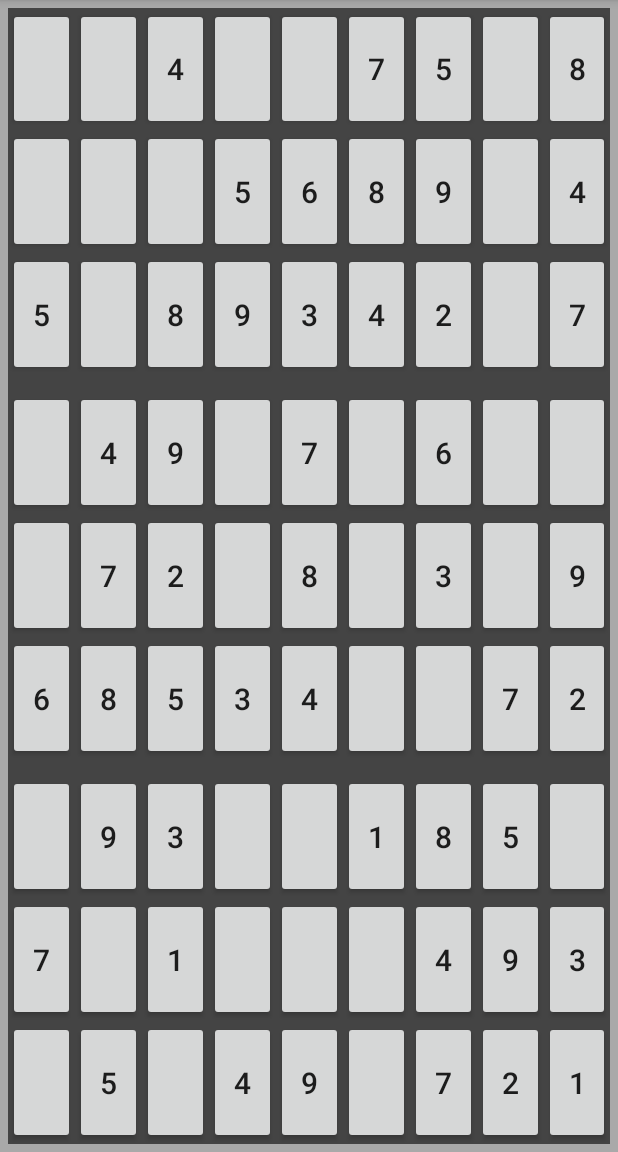
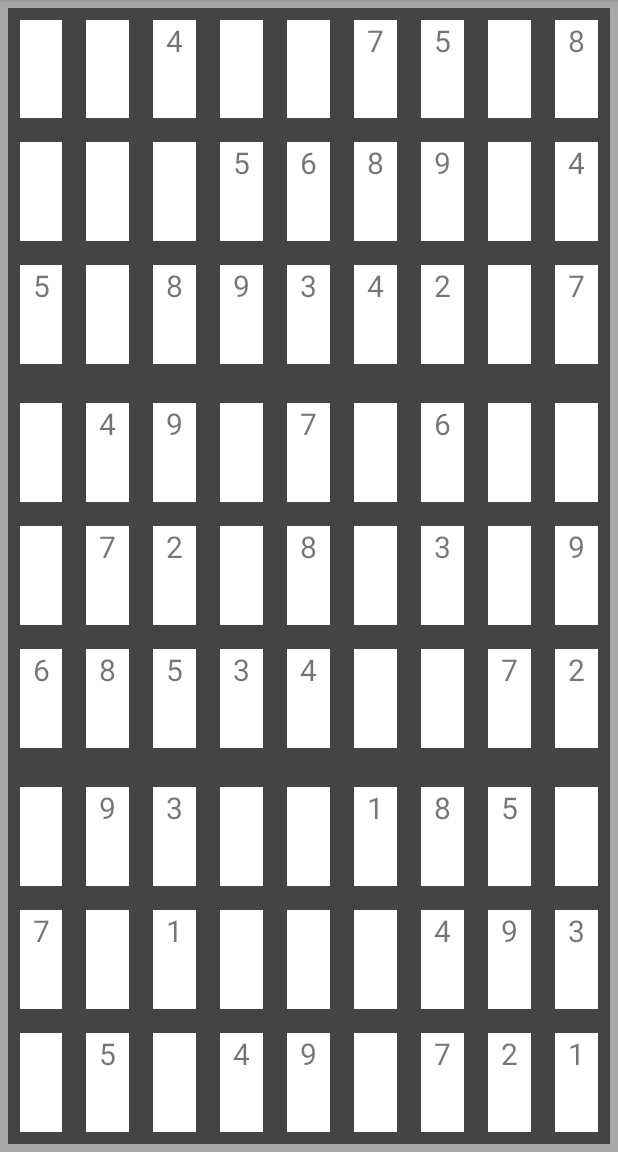
Before and after one commit to rnawlsgk/androidClass-sudoku, an Android app: the screen it shows after launch (MainActivity), on a phone screen of 412 x 824 dp, the part 84-1236 px from its top. Run offline under Robolectric (Android 15) with nearby library versions, the phone set to English and light mode, and no system bars.

Commit message:
CustomButton setText

```diff
--- /dev/null
+++ b/app/src/main/java/com/example/sudoku/CustomButton.java
@@ -0,0 +1,38 @@
+package com.example.sudoku;
+
+import android.content.Context;
+import android.view.View;
+import android.widget.FrameLayout;
+import android.widget.TextView;
+
+import androidx.annotation.NonNull;
+
+public class CustomButton extends FrameLayout {
+
+    int row;
+    int col;
+    int value;
+    private TextView textView;
+
+    public CustomButton(Context context, int row, int col) {
+        super(context);
+
+        row = this.row;
+        col = this.col;
+
+        textView = new TextView(context);
+
+        textView.setTextSize(20);
+        textView.setTextAlignment(TEXT_ALIGNMENT_CENTER);
+
+        addView(textView);
+
+        setClickable(true);
+        setBackgroundResource(R.drawable.button_selector);
+    }
+
+    public void set(int a) {
+        String stringValue = Integer.toString(a);
+        textView.setText(stringValue);
+    }
+}
--- a/app/src/main/java/com/example/sudoku/MainActivity.java
+++ b/app/src/main/java/com/example/sudoku/MainActivity.java
@@ -17,10 +17,12 @@ public class MainActivity extends AppCompatActivity {
 
         TableLayout tableLayout = (TableLayout) findViewById(R.id.tableLayout);
 
-        Button buttons[][] = new Button[9][9];
+        CustomButton buttons[][] = new CustomButton[9][9];
 
         TableRow.LayoutParams layoutParams = new TableRow.LayoutParams(TableRow.LayoutParams.WRAP_CONTENT, TableRow.LayoutParams.MATCH_PARENT, 1.0f);
         TableLayout.LayoutParams tableLayoutLayoutParams = new TableLayout.LayoutParams(TableLayout.LayoutParams.WRAP_CONTENT, 0, 1.0f);
+
+        layoutParams.setMargins(12, 12,12,12);
 
         BoardGenerator boardGenerator = new BoardGenerator();
 
@@ -35,14 +37,15 @@ public class MainActivity extends AppCompatActivity {
             }
 
             for (int j=0;j<9;j++){
-                buttons[i][j] = new Button(this);
-                buttons[i][j].setTextSize(20);
+                buttons[i][j] = new CustomButton(this, i, j);
+//                buttons[i][j].setTextSize(20);
 
                 int number = boardGenerator.get(i, j);
-                String setnum = Integer.toString(number);
+//                String setnum = Integer.toString(number);
                 double rand = Math.random() * 10;
                 if (rand < 6) {
-                    buttons[i][j].setText(setnum);
+                    buttons[i][j].set(number);
+//                    buttons[i][j].setText(setnum);
                 }
                 tableRow.addView(buttons[i][j], layoutParams);
             }
--- /dev/null
+++ b/app/src/main/res/drawable/button_selector.xml
@@ -0,0 +1,5 @@
+<?xml version="1.0" encoding="utf-8"?>
+<selector xmlns:android="http://schemas.android.com/apk/res/android">
+    <item android:state_pressed="true" android:drawable="@android:color/darker_gray" />
+    <item android:drawable="@android:color/background_light" />
+</selector>
```
